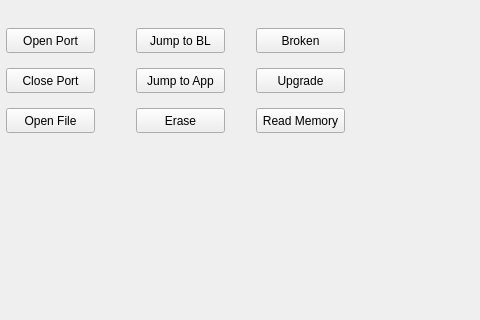
NuiDom/4K_Upgrade_App, file mainwindow.ui: the form before one commit; both pictures show x 154 to 634 and y 112 to 432 of the 800 by 600 pixel window.
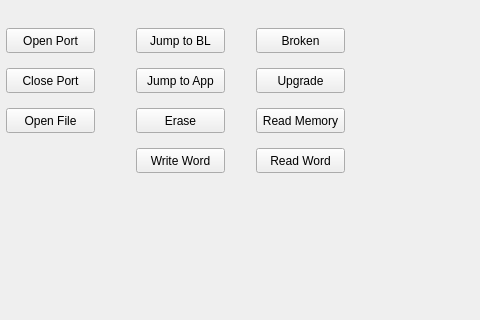
The form after the commit.

Commit message: Write flash word by word complete

What changed in the file:
```diff
--- a/mainwindow.ui
+++ b/mainwindow.ui
@@ -131,6 +131,32 @@
      <string>Read Memory</string>
     </property>
    </widget>
+   <widget class="QPushButton" name="pushButton_ReadWord">
+    <property name="geometry">
+     <rect>
+      <x>410</x>
+      <y>260</y>
+      <width>89</width>
+      <height>25</height>
+     </rect>
+    </property>
+    <property name="text">
+     <string>Read Word</string>
+    </property>
+   </widget>
+   <widget class="QPushButton" name="pushButton_WriteWord">
+    <property name="geometry">
+     <rect>
+      <x>290</x>
+      <y>260</y>
+      <width>89</width>
+      <height>25</height>
+     </rect>
+    </property>
+    <property name="text">
+     <string>Write Word</string>
+    </property>
+   </widget>
   </widget>
   <widget class="QMenuBar" name="menubar">
    <property name="geometry">
```
The commit also changes 5 other files.
